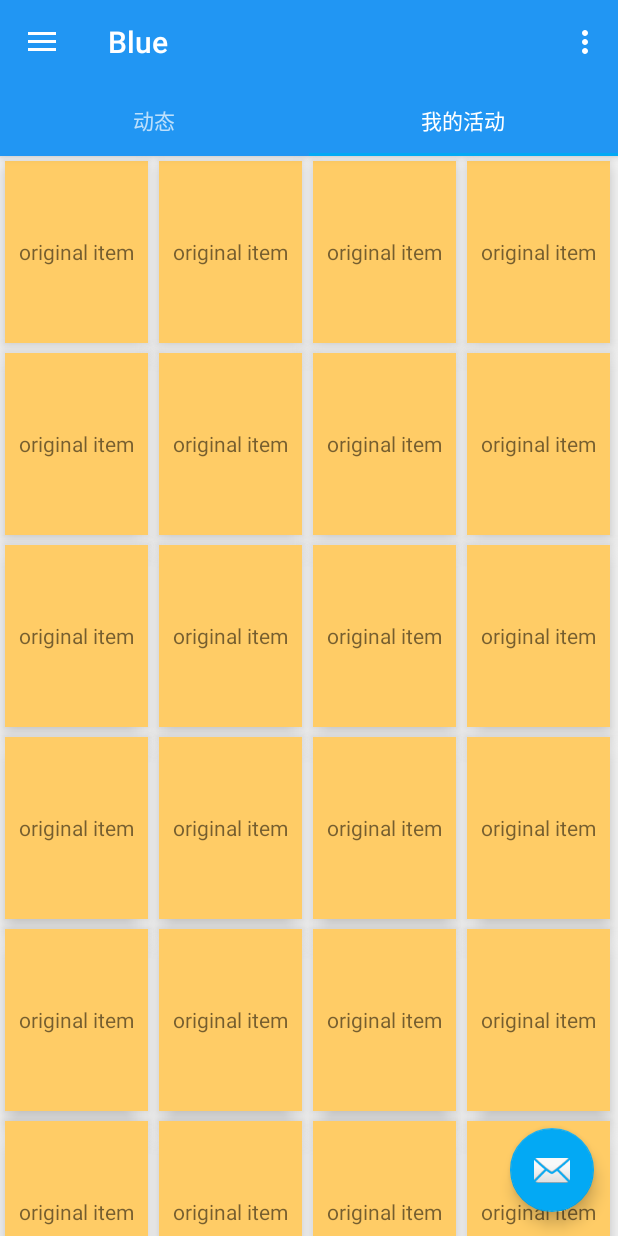
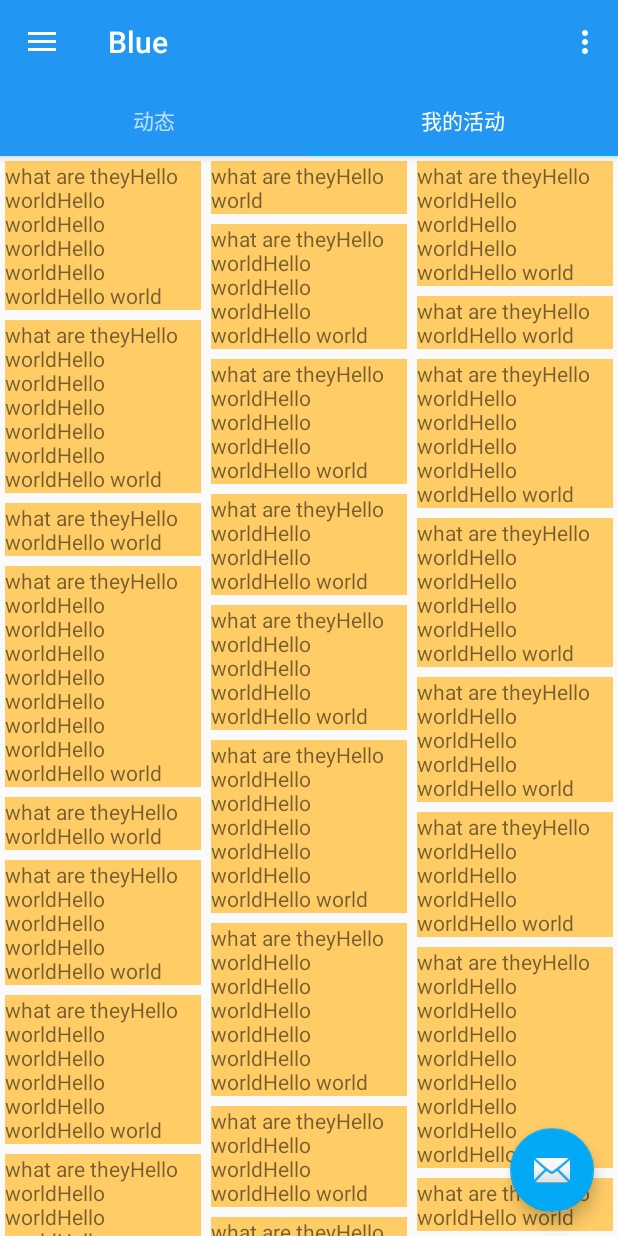
Before and after one commit to beginblue/APP-Demo3, an Android app: the screen it shows after launch (MainActivity), tab 2 chosen, on a phone screen of 412 x 824 dp. Run offline under Robolectric (Android 15) with nearby library versions, the phone set to English and light mode, and no system bars; libraries missing offline, so code that uses them is left out: com.google.zxing.integration.

Commit message:
完善细节

```diff
--- a/app/src/main/java/exercises/blue/demoagain/agendaFragement/agenda.java
+++ b/app/src/main/java/exercises/blue/demoagain/agendaFragement/agenda.java
@@ -35,7 +35,7 @@ public class agenda extends Fragment {
         // Required empty public constructor
     }
 
-    // TODO: Rename and change types and number of parameters
+
     public static agenda newInstance() {
         agenda fragment = new agenda();
         Bundle args = new Bundle();
@@ -54,7 +54,7 @@ public class agenda extends Fragment {
         // Inflate the layout for this fragment
         View view = inflater.inflate(R.layout.fragment_agenda, container, false);
         RecyclerView rec  = (RecyclerView) view.findViewById(R.id.agenda_list);
-        rec.setLayoutManager(new StaggeredGridLayoutManager(4,StaggeredGridLayoutManager.VERTICAL));
+        rec.setLayoutManager(new StaggeredGridLayoutManager(3,StaggeredGridLayoutManager.VERTICAL));
         rec.setAdapter(mAdapter);
         rec.setItemAnimator(new DefaultItemAnimator());
         rec.addItemDecoration(new aDividerItemDecoration());
--- a/app/src/main/java/exercises/blue/demoagain/agendaFragement/agendaRecyclerAdapter.java
+++ b/app/src/main/java/exercises/blue/demoagain/agendaFragement/agendaRecyclerAdapter.java
@@ -1,9 +1,11 @@
 package exercises.blue.demoagain.agendaFragement;
 
+import android.support.annotation.NonNull;
 import android.support.v7.widget.RecyclerView;
 import android.view.LayoutInflater;
 import android.view.View;
 import android.view.ViewGroup;
+import android.widget.RelativeLayout;
 import android.widget.TextView;
 
 import java.util.ArrayList;
@@ -19,41 +21,55 @@ public class agendaRecyclerAdapter extends RecyclerView.Adapter<agendaRecyclerAd
 
     //private int[] pool = new int[25];
 
-    private List<Integer> mIntegerList = new ArrayList<>();
+    private List<String> mStringList = new ArrayList<>();
 
-    public agendaRecyclerAdapter(){
-        for (int a = 0; a<13;a++){
-            mIntegerList.add(a);
+
+    public agendaRecyclerAdapter() {
+        for (int a = 0; a < 25; a++) {
+            StringBuilder builder = generateRandomString();
+            mStringList.add(builder.toString());
         }
     }
 
-    public void removeItem(int position){
-        notifyItemRemoved(position);
-        int size = mIntegerList.size();
-        if(size==0) return;
-        if(position>=size) position=size-1;
-        if(position<0) position=0;
-        mIntegerList.remove(position);
+    @NonNull
+    private StringBuilder generateRandomString() {
+        StringBuilder builder = new StringBuilder("what are they");
+        for (int count = 0; count < (int) (Math.random() * 20); count++) {
+            builder.append("Hello world");
+        }
+        return builder;
     }
 
-    public void addItem(int position){
+    public void removeItem(int position) {
+        notifyItemRemoved(position);
+        int size = mStringList.size();
+        if (size == 0) return;
+        if (position >= size) return;
+        if (position < 0) position = 0;
+        mStringList.remove(position);
+    }
+
+    public void addItem(int position) {
         notifyItemInserted(position);
-        int size = mIntegerList.size();
-        if(position<0) position=0;
-        if(position>size) mIntegerList.add(0);
-        mIntegerList.add(position,0);
+        int size = mStringList.size();
+        if (position < 0) position = 0;
+        if (position > size) {
+            mStringList.add(generateRandomString().toString());
+            return;
+        }
+        mStringList.add(position, generateRandomString().toString());
     }
 
     @Override
     public agendaHolder onCreateViewHolder(ViewGroup parent, int viewType) {
-        View view = LayoutInflater.from(parent.getContext()).inflate(R.layout.agenda_item_layout,parent,false);
+        View view = LayoutInflater.from(parent.getContext()).inflate(R.layout.agenda_item_layout, parent, false);
         agendaHolder holder = new agendaHolder(view);
         return holder;
     }
 
     @Override
     public void onBindViewHolder(agendaHolder holder, int position) {
-        holder.title.setText("original item");
+        holder.title.setText(mStringList.get(position));
     }
 
     @Override
@@ -61,13 +77,15 @@ public class agendaRecyclerAdapter extends RecyclerView.Adapter<agendaRecyclerAd
         return 25;
     }
 
-    public class agendaHolder  extends  RecyclerView.ViewHolder{
+    public class agendaHolder extends RecyclerView.ViewHolder {
+        RelativeLayout shell;
+        TextView title;
 
-        TextView title;
-      public agendaHolder(View itemView) {
-          super(itemView);
-          title= (TextView) itemView.findViewById(R.id.agenda_item);
-      }
-  }
+        public agendaHolder(View itemView) {
+            super(itemView);
+            shell = (RelativeLayout) itemView.findViewById(R.id.agenda_item_shell);
+            title = (TextView) itemView.findViewById(R.id.agenda_item);
+        }
+    }
 
 }
--- a/app/src/main/res/layout/agenda_item_layout.xml
+++ b/app/src/main/res/layout/agenda_item_layout.xml
@@ -1,14 +1,15 @@
 <?xml version="1.0" encoding="utf-8"?>
 <RelativeLayout xmlns:android="http://schemas.android.com/apk/res/android"
-              android:orientation="vertical"
-                android:elevation="10dp"
-              android:layout_width="102dp"
+                android:id="@+id/agenda_item_shell"
+                android:layout_width="wrap_content"
+                android:layout_height="wrap_content"
                 android:background="#ffcc66"
-              android:layout_height="128dp">
-<TextView
-    android:layout_centerInParent="true"
-    android:layout_width="wrap_content"
-    android:layout_height="wrap_content"
-    android:id="@+id/agenda_item"
-    android:text="this is the titile"/>
+                android:orientation="vertical">
+
+    <TextView
+        android:id="@+id/agenda_item"
+        android:layout_width="wrap_content"
+        android:layout_height="wrap_content"
+        android:layout_centerInParent="true"
+        android:text="this is the titile"/>
 </RelativeLayout>
```
Also changed, not shown: app/src/main/java/exercises/blue/demoagain/friendsFragment/friendsRecyclerAdapter.java (+13 -9 lines).
